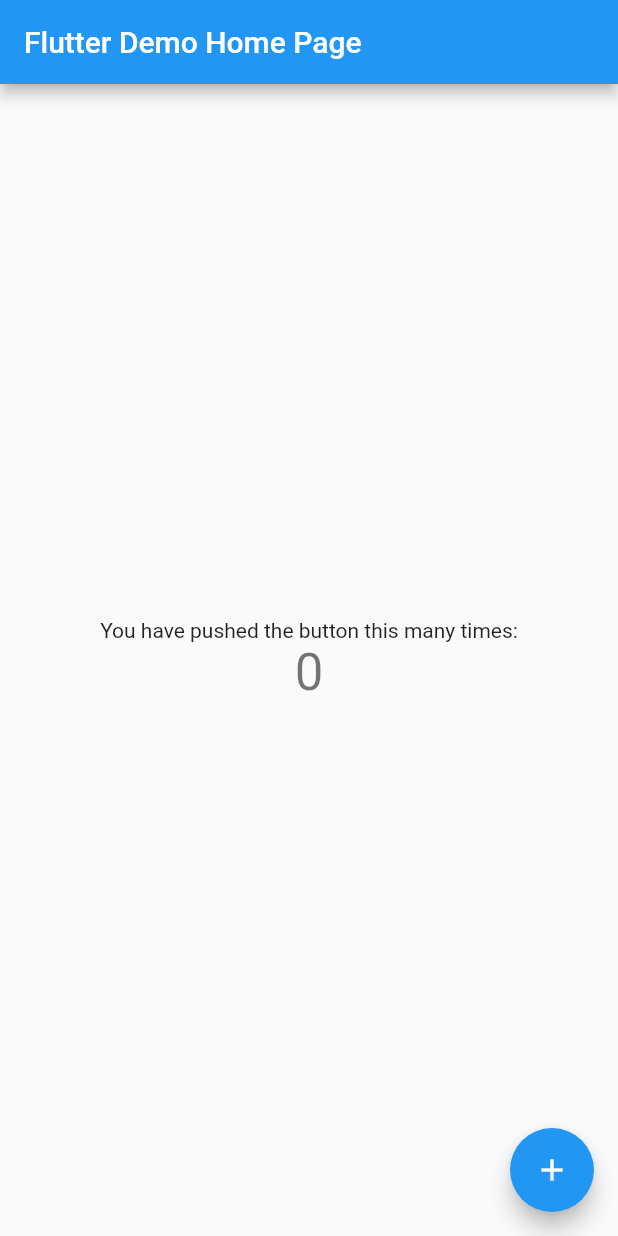
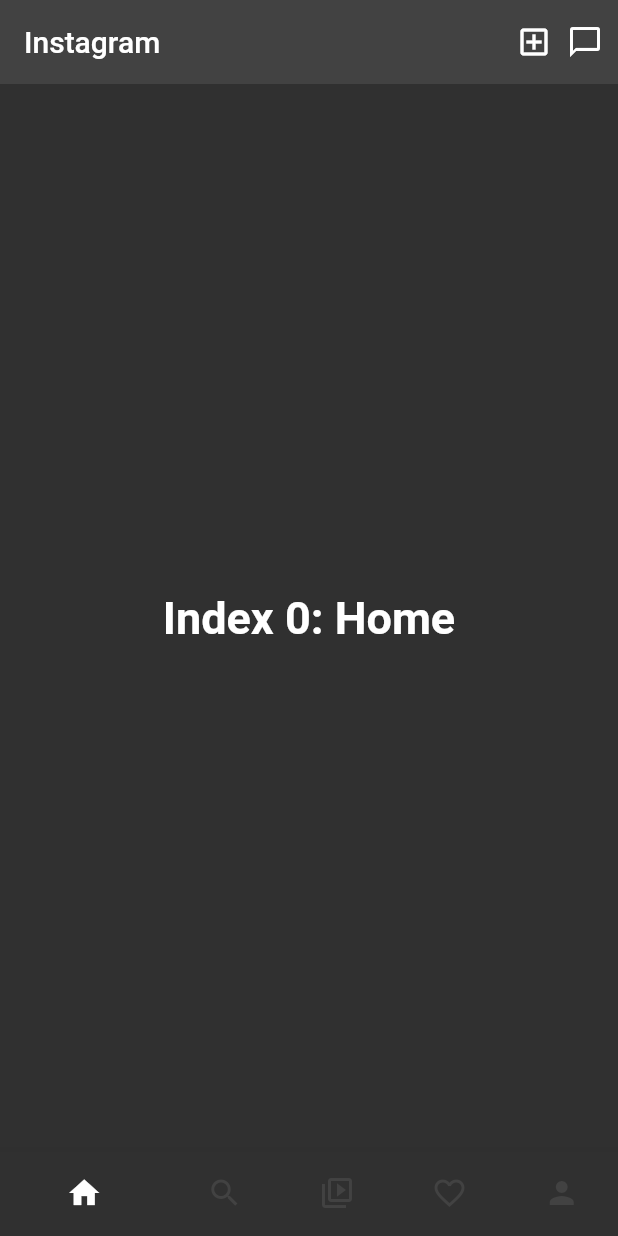
Before and after one commit to akshayanil22/Instagram-Ui, a Flutter app: the screen it shows after launch, on a phone screen of 412 x 824 dp. Run offline on Flutter 3.47's test engine with Material 2 defaults, Android fonts, the phone set to English and light mode, and no system bars.

```diff
--- a/lib/main.dart
+++ b/lib/main.dart
@@ -1,115 +1,112 @@
 import 'package:flutter/material.dart';
 
-void main() {
-  runApp(const MyApp());
-}
+void main() => runApp(MyApp());
 
 class MyApp extends StatelessWidget {
-  const MyApp({Key? key}) : super(key: key);
+  static const String _title = 'Flutter Instagram Ui';
 
-  // This widget is the root of your application.
   @override
   Widget build(BuildContext context) {
     return MaterialApp(
-      title: 'Flutter Demo',
-      theme: ThemeData(
-        // This is the theme of your application.
-        //
-        // Try running your application with "flutter run". You'll see the
-        // application has a blue toolbar. Then, without quitting the app, try
-        // changing the primarySwatch below to Colors.green and then invoke
-        // "hot reload" (press "r" in the console where you ran "flutter run",
-        // or simply save your changes to "hot reload" in a Flutter IDE).
-        // Notice that the counter didn't reset back to zero; the application
-        // is not restarted.
-        primarySwatch: Colors.blue,
-      ),
-      home: const MyHomePage(title: 'Flutter Demo Home Page'),
+      debugShowCheckedModeBanner: false,
+      title: _title,
+      theme: ThemeData(brightness: Brightness.dark,appBarTheme: AppBarTheme(elevation: 0)),
+      home: MainPage(),
     );
   }
 }
 
-class MyHomePage extends StatefulWidget {
-  const MyHomePage({Key? key, required this.title}) : super(key: key);
-
-  // This widget is the home page of your application. It is stateful, meaning
-  // that it has a State object (defined below) that contains fields that affect
-  // how it looks.
-
-  // This class is the configuration for the state. It holds the values (in this
-  // case the title) provided by the parent (in this case the App widget) and
-  // used by the build method of the State. Fields in a Widget subclass are
-  // always marked "final".
-
-  final String title;
-
+class MainPage extends StatefulWidget {
   @override
-  State<MyHomePage> createState() => _MyHomePageState();
+  State<MainPage> createState() => _MainPageState();
 }
 
-class _MyHomePageState extends State<MyHomePage> {
-  int _counter = 0;
+class _MainPageState extends State<MainPage> {
+  int _selectedIndex = 0;
+  static const TextStyle optionStyle = TextStyle(fontSize: 30, fontWeight: FontWeight.bold);
+  static const List<Widget> _widgetOptions = <Widget>[
+    Text(
+      'Index 0: Home',
+      style: optionStyle,
+    ),
+    Text(
+      'Index 1: search',
+      style: optionStyle,
+    ),
+    Text(
+      'Index 2: reel',
+      style: optionStyle,
+    ),
+    Text(
+      'Index 3: favorite',
+      style: optionStyle,
+    ),
+    Text(
+      'Index 4: profile',
+      style: optionStyle,
+    ),
+  ];
 
-  void _incrementCounter() {
+  List appBarWidgets = [
+    AppBar(title: Text('Instagram'),actions: [Icon(Icons.add_box_outlined),SizedBox(width: 10,),Icon(Icons.messenger_outline),SizedBox(width: 10,)],),
+    AppBar(title: Container(
+      decoration: BoxDecoration(
+        color: Colors.white70,
+        borderRadius: BorderRadius.circular(10)
+      ),
+      child: Row(
+      children: [
+        Icon(Icons.search),
+        Text('Search'),
+      ],
+    ),)),
+    AppBar(),
+    AppBar(title: Text('Activity'),),
+    AppBar(title: Text('Username'),actions: [Icon(Icons.add_box_outlined),SizedBox(width: 10,),Icon(Icons.menu),SizedBox(width: 10,)],),
+
+  ];
+
+  void _onItemTapped(int index) {
     setState(() {
-      // This call to setState tells the Flutter framework that something has
-      // changed in this State, which causes it to rerun the build method below
-      // so that the display can reflect the updated values. If we changed
-      // _counter without calling setState(), then the build method would not be
-      // called again, and so nothing would appear to happen.
-      _counter++;
+      _selectedIndex = index;
     });
   }
 
   @override
   Widget build(BuildContext context) {
-    // This method is rerun every time setState is called, for instance as done
-    // by the _incrementCounter method above.
-    //
-    // The Flutter framework has been optimized to make rerunning build methods
-    // fast, so that you can just rebuild anything that needs updating rather
-    // than having to individually change instances of widgets.
     return Scaffold(
-      appBar: AppBar(
-        // Here we take the value from the MyHomePage object that was created by
-        // the App.build method, and use it to set our appbar title.
-        title: Text(widget.title),
+      appBar: appBarWidgets.elementAt(_selectedIndex),
+      body: Center(
+        child: _widgetOptions.elementAt(_selectedIndex),
       ),
-      body: Center(
-        // Center is a layout widget. It takes a single child and positions it
-        // in the middle of the parent.
-        child: Column(
-          // Column is also a layout widget. It takes a list of children and
-          // arranges them vertically. By default, it sizes itself to fit its
-          // children horizontally, and tries to be as tall as its parent.
-          //
-          // Invoke "debug painting" (press "p" in the console, choose the
-          // "Toggle Debug Paint" action from the Flutter Inspector in Android
-          // Studio, or the "Toggle Debug Paint" command in Visual Studio Code)
-          // to see the wireframe for each widget.
-          //
-          // Column has various properties to control how it sizes itself and
-          // how it positions its children. Here we use mainAxisAlignment to
-          // center the children vertically; the main axis here is the vertical
-          // axis because Columns are vertical (the cross axis would be
-          // horizontal).
-          mainAxisAlignment: MainAxisAlignment.center,
-          children: <Widget>[
-            const Text(
-              'You have pushed the button this many times:',
-            ),
-            Text(
-              '$_counter',
-              style: Theme.of(context).textTheme.headline4,
-            ),
-          ],
-        ),
+      bottomNavigationBar: BottomNavigationBar(
+        showSelectedLabels: false,
+        items:  const <BottomNavigationBarItem>[
+          BottomNavigationBarItem(
+            icon: Icon(Icons.home),
+            label: '',
+          ),
+          BottomNavigationBarItem(
+            icon: Icon(Icons.search),
+            label: '',
+          ),
+          BottomNavigationBarItem(
+            icon: Icon(Icons.video_library_outlined),
+            label: '',
+          ),
+          BottomNavigationBarItem(
+            icon: Icon(Icons.favorite_border),
+            label: '',
+          ),
+          BottomNavigationBarItem(
+            icon: Icon(Icons.person),
+            label: '',
+          ),
+        ],
+        currentIndex: _selectedIndex,
+        selectedItemColor: Colors.white,
+        onTap: _onItemTapped,
       ),
-      floatingActionButton: FloatingActionButton(
-        onPressed: _incrementCounter,
-        tooltip: 'Increment',
-        child: const Icon(Icons.add),
-      ), // This trailing comma makes auto-formatting nicer for build methods.
     );
   }
 }
```
